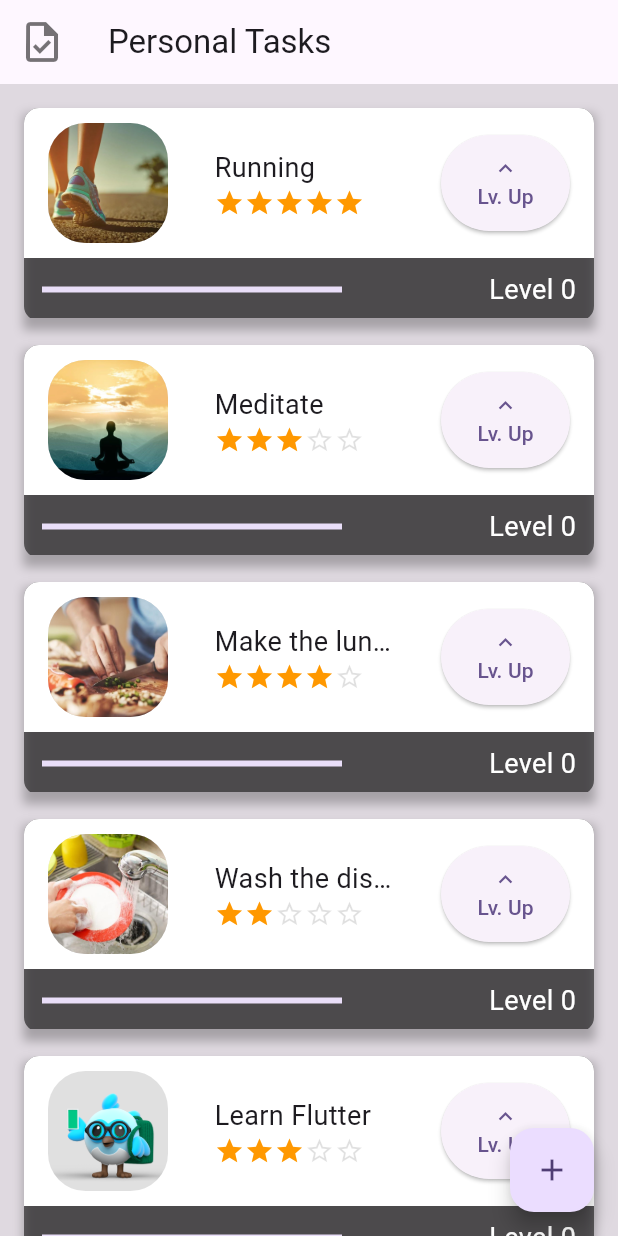
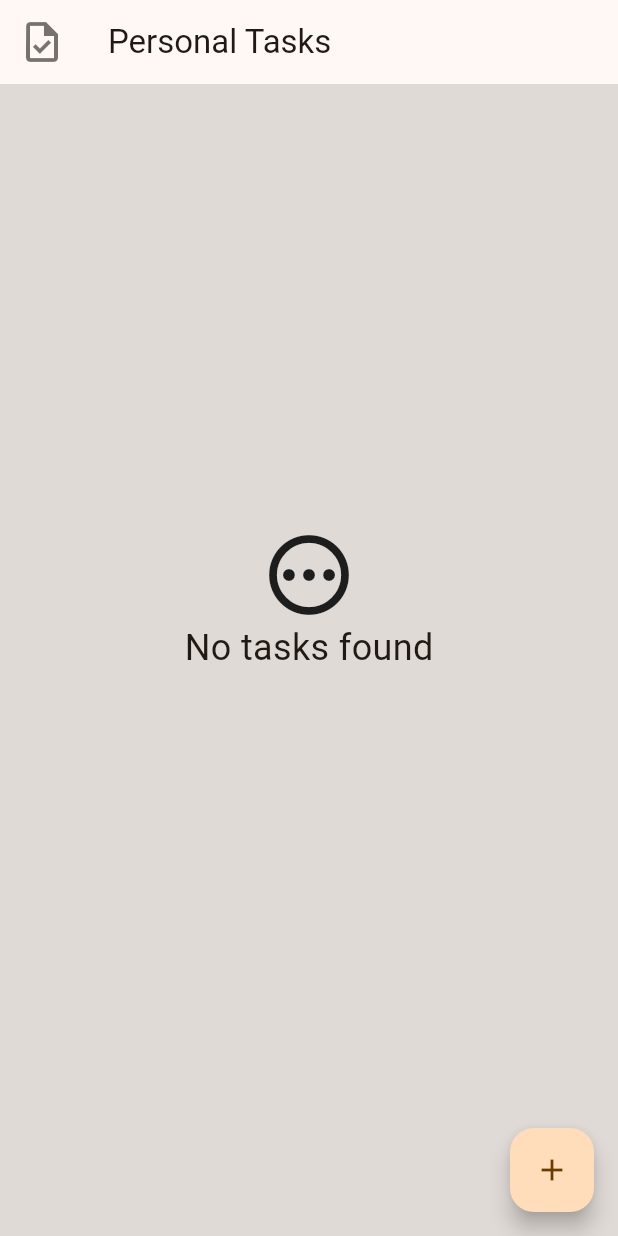
Before and after one commit to donavanrc/personal_tasks, a Flutter app: the screen it shows after launch, on a phone screen of 412 x 824 dp. Run offline on Flutter 3.47's test engine with Material 3 defaults, Android fonts, the phone set to English and light mode, and no system bars; our stand-ins replace sqflite; accounts and stored records are empty.

Commit message:
CRUD has been implemented

```diff
--- /dev/null
+++ b/lib/components/no_items_widget.dart
@@ -0,0 +1,27 @@
+import 'package:flutter/material.dart';
+
+class NoItems extends StatelessWidget {
+  final String pluralItem;
+
+  const NoItems(
+      this.pluralItem, {
+        super.key,
+      });
+
+  @override
+  Widget build(BuildContext context) {
+    return Column(
+      mainAxisAlignment: MainAxisAlignment.center,
+      children: [
+        const Icon(
+          Icons.pending_outlined,
+          size: 64,
+        ),
+        Text(
+          "No $pluralItem found",
+          style: const TextStyle(fontSize: 24),
+        )
+      ],
+    );
+  }
+}
--- a/lib/components/task.dart
+++ b/lib/components/task_widget.dart
@@ -1,25 +1,24 @@
 import 'dart:math';
 
 import 'package:flutter/material.dart';
-import 'package:personal_tasks/components/difficulty.dart';
+import 'package:personal_tasks/Models/task.dart';
+import 'package:personal_tasks/components/difficulty_widget.dart';
+import 'package:personal_tasks/data/task_dao.dart';
 
-class Task extends StatefulWidget {
-  final int id;
-  final String name;
-  final int difficultyLevel;
-  final String imageUrl;
+class TaskWidget extends StatefulWidget {
+  Task task;
+  final VoidCallback onTaskDeleted;
 
-  Task(this.id, this.name, this.difficultyLevel, this.imageUrl, {super.key});
+  TaskWidget({required this.task, required this.onTaskDeleted, super.key});
 
   int level = 0;
   int maxLevel = 10;
 
   @override
-  State<Task> createState() => _TaskState();
+  State<TaskWidget> createState() => _TaskWidgetState();
 }
 
-class _TaskState extends State<Task> {
-
+class _TaskWidgetState extends State<TaskWidget> {
   void incrementLevel() {
     setState(() {
       widget.level++;
@@ -31,7 +30,7 @@ class _TaskState extends State<Task> {
   }
 
   double getLevelScale() {
-    return (widget.level / max(widget.difficultyLevel, 1)) / widget.maxLevel;
+    return (widget.level / max(widget.task.difficultyLevel, 1)) / widget.maxLevel;
   }
 
   @override
@@ -55,14 +54,14 @@ class _TaskState extends State<Task> {
                 Container(
                   color: Colors.black54,
                   width: 400,
-                  height: 140,
+                  height: 134,
                 ),
                 Column(
                   children: [
                     Container(
                       color: Colors.white,
                       width: 400,
-                      height: 100,
+                      height: 90,
                       child: Padding(
                         padding: const EdgeInsets.symmetric(
                             vertical: 8.0, horizontal: 16.0),
@@ -75,10 +74,10 @@ class _TaskState extends State<Task> {
                                 color: Colors.black12,
                                 width: 80,
                                 height: 80,
-                                child: isNetworkImage(widget.imageUrl)
-                                    ? Image.network(widget.imageUrl,
+                                child: isNetworkImage(widget.task.imageUrl)
+                                    ? Image.network(widget.task.imageUrl,
                                         fit: BoxFit.cover)
-                                    : Image.asset(widget.imageUrl,
+                                    : Image.asset(widget.task.imageUrl,
                                         fit: BoxFit.cover),
                               ),
                             ),
@@ -89,12 +88,13 @@ class _TaskState extends State<Task> {
                                 SizedBox(
                                     width: 120,
                                     child: Text(
-                                      widget.name,
+                                      widget.task.name,
                                       style: const TextStyle(
                                           fontSize: 18,
                                           overflow: TextOverflow.ellipsis),
                                     )),
-                                Difficulty(difficultyValue: widget.difficultyLevel)
+                                Difficulty(
+                                    difficultyValue: widget.task.difficultyLevel)
                               ],
                             ),
                             SizedBox(
@@ -103,7 +103,8 @@ class _TaskState extends State<Task> {
                               child: ElevatedButton(
                                   onPressed: incrementLevel,
                                   child: const Column(
-                                    mainAxisAlignment: MainAxisAlignment.center,
+                                    mainAxisAlignment:
+                                        MainAxisAlignment.center,
                                     children: [
                                       Icon(Icons.expand_less),
                                       Text("Lv. Up")
@@ -120,17 +121,26 @@ class _TaskState extends State<Task> {
                       child: Row(
                         mainAxisAlignment: MainAxisAlignment.spaceBetween,
                         children: [
+                          Text(
+                            "Level ${widget.level}",
+                            style: const TextStyle(
+                                color: Colors.white, fontSize: 18),
+                          ),
                           SizedBox(
                               width: 200,
                               child: LinearProgressIndicator(
                                 color: Colors.black26,
                                 value: getLevelScale(),
                               )),
-                          Text(
-                            "Level ${widget.level}",
-                            style: const TextStyle(
-                                color: Colors.white, fontSize: 18),
-                          ),
+                          InkWell(
+                              onTap: () async {
+                                await TaskDao().deleteOne(widget.task.id!);
+                                widget.onTaskDeleted();
+                              },
+                              child: const Icon(
+                                Icons.delete,
+                                color: Colors.white,
+                              )),
                         ],
                       ),
                     )
--- a/lib/data/inherited_task.dart
+++ /dev/null
@@ -1,34 +0,0 @@
-import 'package:flutter/material.dart';
-import 'package:personal_tasks/components/task.dart';
-
-class InheritedTask extends InheritedWidget {
-  InheritedTask({
-    super.key,
-    required Widget child,
-  }) : super(child: child);
-
-  final List<Task> allTasks = [
-    Task(0, "Running", 5, "assets/images/running.webp"),
-    Task(1, "Meditate", 3, "assets/images/meditate.jpeg"),
-    Task(2, "Make the lunch", 4, "assets/images/cooking.jpg"),
-    Task(3, "Wash the dishes", 2, "assets/images/wash_dishes.jpg"),
-    Task(4, "Learn Flutter", 3, "assets/images/learn_flutter.png"),
-    Task(5, "Read a book", 5, "assets/images/read_book.jpg"),
-    Task(6, "Learn C++", 3, "assets/images/learn_cpp.jpg"),
-  ];
-
-  void addTask(String name, int difficulty, String imageUrl){
-    allTasks.add(Task(0, name, difficulty, imageUrl));
-  }
-
-  static InheritedTask of(BuildContext context) {
-    final InheritedTask? result = context.dependOnInheritedWidgetOfExactType<InheritedTask>();
-    assert(result != null, 'No InheritedTask found in context');
-    return result!;
-  }
-
-  @override
-  bool updateShouldNotify(InheritedTask oldWidget) {
-    return oldWidget.allTasks.length != allTasks.length;
-  }
-}
--- a/lib/data/task_dao.dart
+++ b/lib/data/task_dao.dart
@@ -1,16 +1,15 @@
-import 'package:personal_tasks/components/task.dart';
+import 'package:personal_tasks/Models/task.dart';
 import 'package:personal_tasks/data/database.dart';
 import 'package:sqflite/sqflite.dart';
 
 class TaskDao {
   static const String tableName = "tasks";
-  static const String id = 'id';
   static const String name = 'name';
   static const String difficultyLevel = 'difficult_level';
   static const String imageUrl = 'image_url';
 
   static const String tableSql = "CREATE TABLE $tableName("
-      "$id INTEGER PRIMARY KEY AUTOINCREMENT, "
+      "id INTEGER PRIMARY KEY AUTOINCREMENT, "
       "$name TEXT, "
       "$difficultyLevel INTEGER, "
       "$imageUrl TEXT)";
@@ -29,28 +28,28 @@ class TaskDao {
   List<Task> toList(List<Map<String, dynamic>> taskMap){
     final List<Task> tasks = [];
     for(Map<String, dynamic> taskRow in taskMap){
-      final Task task = Task(taskRow[id], taskRow[name], taskRow[difficultyLevel], taskRow[imageUrl]);
+      final Task task = Task(
+          id: taskRow["id"],
+          name: taskRow[name],
+          difficultyLevel: taskRow[difficultyLevel],
+          imageUrl: taskRow[imageUrl]);
       tasks.add(task);
     }
-    print(tasks);
     return tasks;
   }
 
   Map<String, dynamic> toMap(Task task)
   {
     final Map<String, dynamic> taskMap = {};
-    taskMap[id] = task.id;
     taskMap[name] = task.name;
     taskMap[difficultyLevel] = task.difficultyLevel;
     taskMap[imageUrl] = task.imageUrl;
-    print(taskMap);
     return taskMap;
   }
 
   Future<Task?> findOne(int id) async {
     final Database db = await getDatabase();
-    final List<Map<String, dynamic>> result = await db.query(tableName, where: "$id=?", whereArgs: [id]);
-    print(toList(result).first);
+    final List<Map<String, dynamic>> result = await db.query(tableName, where: "id=?", whereArgs: [id]);
     if(result.isNotEmpty){
       return toList(result).first;
     }
@@ -59,13 +58,13 @@ class TaskDao {
 
   Future<bool> updateOne(int id, Task task) async {
     final Database db = await getDatabase();
-    int rowsAffected = await db.update(tableName, toMap(task), where: "$id=?", whereArgs: [id]);
+    int rowsAffected = await db.update(tableName, toMap(task), where: "id=?", whereArgs: [id]);
     return rowsAffected > 0;
   }
 
   Future<bool> deleteOne(int id) async {
     final Database db = await getDatabase();
-    int rowsAffected = await db.delete(tableName, where: "$id=?", whereArgs: [id]);
+    int rowsAffected = await db.delete(tableName, where: "id=?", whereArgs: [id]);
     return rowsAffected > 0;
   }
 }
--- a/lib/main.dart
+++ b/lib/main.dart
@@ -1,5 +1,4 @@
 import 'package:flutter/material.dart';
-import 'package:personal_tasks/data/inherited_task.dart';
 import 'package:personal_tasks/screens/home.dart';
 
 void main() {
@@ -14,10 +13,12 @@ class MainApp extends StatelessWidget {
     return MaterialApp(
       title: 'Personal Tasks',
       theme: ThemeData(
-        colorScheme: ColorScheme.fromSeed(seedColor: Colors.deepPurple),
         useMaterial3: true,
+        colorScheme: ColorScheme.fromSeed(
+          seedColor: Colors.orangeAccent,
+        ),
       ),
-      home: InheritedTask(child: const Home()),
+      home: const Home(),
     );
   }
 }
--- /dev/null
+++ b/lib/models/task.dart
@@ -0,0 +1,13 @@
+class Task {
+  int? id;
+  String name;
+  int difficultyLevel;
+  String imageUrl;
+
+  Task({
+    this.id,
+    required this.name,
+    required this.difficultyLevel,
+    required this.imageUrl
+  });
+}
--- a/lib/screens/home.dart
+++ b/lib/screens/home.dart
@@ -1,6 +1,10 @@
 import 'package:flutter/material.dart';
-import 'package:personal_tasks/data/inherited_task.dart';
-import 'package:personal_tasks/screens/new_task.dart';
+import 'package:personal_tasks/Models/task.dart';
+import 'package:personal_tasks/components/loading_widget.dart';
+import 'package:personal_tasks/components/no_items_widget.dart';
+import 'package:personal_tasks/components/task_widget.dart';
+import 'package:personal_tasks/data/task_dao.dart';
+import 'package:personal_tasks/screens/task_form.dart';
 
 class Home extends StatefulWidget {
   const Home({super.key});
@@ -10,7 +14,23 @@ class Home extends StatefulWidget {
 }
 
 class _State extends State<Home> {
-  bool isVisible = true;
+  List<Task> tasks = [];
+  bool isLoading = true;
+
+  @override
+  void initState() {
+    super.initState();
+    loadTasks();
+  }
+
+  Future<void> loadTasks() async {
+    isLoading = true;
+    final List<Task> loadedTasks = await TaskDao().findAll();
+    setState(() {
+      tasks = loadedTasks;
+      isLoading = false;
+    });
+  }
 
   @override
   Widget build(BuildContext context) {
@@ -26,18 +46,44 @@ class _State extends State<Home> {
       body: Container(
         color: Colors.black12,
         width: 500,
-        child: ListView(
-          padding: const EdgeInsets.only(bottom: 80),
-          children: InheritedTask.of(context).allTasks,
-        ),
+        child: Padding(
+            padding: const EdgeInsets.only(bottom: 80),
+            child: isLoading ? const Loading() : getListView()),
       ),
       floatingActionButton: FloatingActionButton(
-        onPressed: () {
-          Navigator.push(context,
-              MaterialPageRoute(builder: (newContext) => NewTask(taskContext: context,)));
-        },
+        onPressed: () => openTaskForm(null),
         child: const Icon(Icons.add),
       ),
     );
   }
+
+  void openTaskForm(Task? task) {
+    Navigator.push(context,
+            MaterialPageRoute(builder: (context) => TaskForm(task: task)))
+        .then((value) => loadTasks());
+  }
+
+  void onTaskDeleted() {
+    loadTasks();
+    ScaffoldMessenger.of(context).showSnackBar(
+      const SnackBar(
+        content: Text("Task was deleted"),
+        backgroundColor: Colors.redAccent,
+      ),
+    );
+  }
+
+  Widget getListView() {
+    if (tasks.isNotEmpty) {
+      return ListView.builder(
+          itemCount: tasks.length,
+          itemBuilder: (context, index) {
+            Task task = tasks[index];
+            return InkWell(
+                onLongPress: () => openTaskForm(task),
+                child: TaskWidget(task: task, onTaskDeleted: onTaskDeleted));
+          });
+    }
+    return const NoItems("tasks");
+  }
 }
```
Also changed, not shown: lib/components/loading_widget.dart (added, +28 -0 lines), lib/screens/task_form.dart (renamed from lib/screens/new_task.dart, +51 -30 lines), lib/components/difficulty_widget.dart (renamed from lib/components/difficulty.dart), 4 other files.
